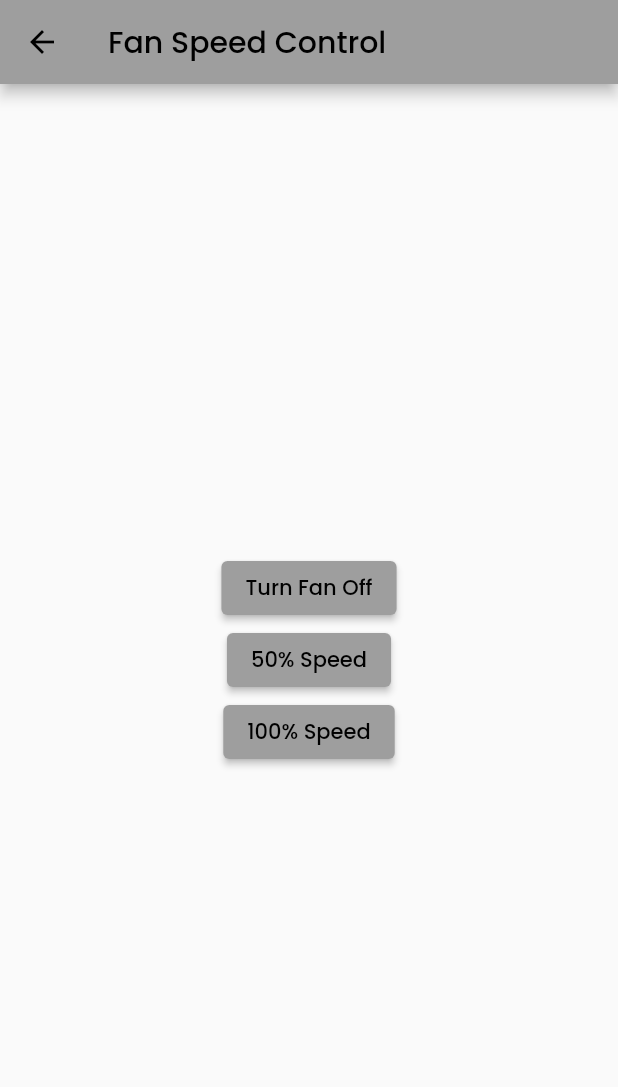
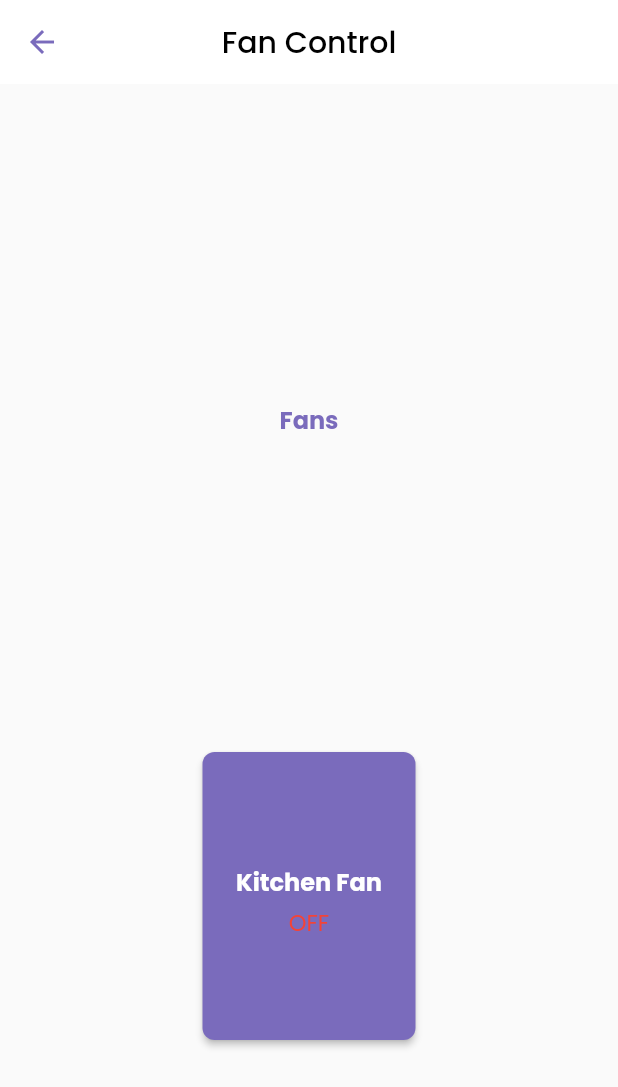
Before and after one commit to prasnaaryal/intruderdetection, a Flutter app: the Dashboard screen opened by its route, after a tap on "Fan", on a phone screen of 412 x 824 dp. Shown: the top 1087 px of the screen. Run offline on Flutter 3.47's test engine with Material 2 defaults, Android fonts, the light colour scheme and no system bars; drawn by our look-alikes of loader_overlay; our stand-ins replace cloud_firestore, firebase_auth, firebase_core, firebase_database, firebase_messaging, firebase_storage and 6 more; accounts and stored records are empty.

```diff
--- a/lib/Screens/Fan.dart
+++ b/lib/Screens/Fan.dart
@@ -1,60 +1,146 @@
-import 'package:firebase_core/firebase_core.dart';
 import 'package:firebase_database/firebase_database.dart';
 import 'package:flutter/material.dart';
 
-void main() async {
-  WidgetsFlutterBinding.ensureInitialized();
-  await Firebase.initializeApp();
-  runApp(MyApp());
+import 'dashboard.dart';
+
+class FanControlPage extends StatefulWidget {
+  @override
+  State<FanControlPage> createState() => _FanControlPageState();
 }
 
-class MyApp extends StatelessWidget {
-  @override
-  Widget build(BuildContext context) {
-    return MaterialApp(
-      home: FanControlScreen(),
-    );
-  }
-}
+class _FanControlPageState extends State<FanControlPage> {
+  bool kitchenFanOn = false;
+  String kitchenFan = 'OFF';
 
-class FanControlScreen extends StatelessWidget {
-  final DatabaseReference _fanSpeedRef =
-      FirebaseDatabase.instance.reference().child('fan').child('speed');
-
-  void _setFanSpeed(int speed) {
-    // Update the fan speed value in Firebase
-    _fanSpeedRef.set(speed);
+  void sendKitchenFanStatusToFirebase(String status) {
+    DatabaseReference databaseReference = FirebaseDatabase.instance
+        .reference()
+        .child('FanControl')
+        .child('FanStatus');
+    databaseReference.set(status);
   }
 
   @override
   Widget build(BuildContext context) {
     return Scaffold(
       appBar: AppBar(
-        title: Text("Fan Speed Control"),
+        elevation: 0,
+        backgroundColor: Colors.white,
+        centerTitle: true,
+        title: Text(
+          'Fan Control',
+        ),
         leading: IconButton(
-          icon: Icon(Icons.arrow_back),
+          icon: const Icon(
+            Icons.arrow_back,
+            color: Color(0xFF7a6bbc),
+          ),
           onPressed: () {
-            Navigator.pop(context);
+            Navigator.push(
+              context,
+              MaterialPageRoute(
+                builder: (context) => Dashboard(),
+              ),
+            );
           },
         ),
       ),
-      body: Center(
-        child: Column(
-          mainAxisAlignment: MainAxisAlignment.center,
-          children: [
-            ElevatedButton(
-              onPressed: () => _setFanSpeed(0), // Turn fan off
-              child: Text('Turn Fan Off'),
+      body: Column(
+        mainAxisAlignment: MainAxisAlignment.spaceEvenly,
+        crossAxisAlignment: CrossAxisAlignment.stretch,
+        children: [
+          SizedBox(
+            width: 100.0,
+            height: 200.0,
+            child: Column(
+              mainAxisAlignment: MainAxisAlignment.center,
+              children: [
+                SizedBox(height: 18.0),
+                Text(
+                  "Fans",
+                  style: TextStyle(
+                    fontWeight: FontWeight.bold,
+                    fontSize: 16,
+                    color: Color(0xFF7a6bbc),
+                  ),
+                ),
+              ],
             ),
-            ElevatedButton(
-              onPressed: () => _setFanSpeed(128), // Set fan speed to 50%
-              child: Text('50% Speed'),
+          ),
+          Padding(
+            padding: EdgeInsets.all(12.0),
+            child: Wrap(
+              alignment: WrapAlignment.center,
+              spacing: 10.0,
+              runSpacing: 10.0,
+              children: [
+                FanControlCard(
+                  fanName: "Kitchen Fan",
+                  fanStatus: kitchenFanOn,
+                  onTap: () {
+                    setState(() {
+                      kitchenFanOn = !kitchenFanOn;
+                    });
+
+                    kitchenFan = kitchenFanOn ? 'ON' : 'OFF';
+                    sendKitchenFanStatusToFirebase(kitchenFan);
+                  },
+                ),
+              ],
             ),
-            ElevatedButton(
-              onPressed: () => _setFanSpeed(255), // Set fan speed to 100%
-              child: Text('100% Speed'),
-            ),
-          ],
+          ),
+        ],
+      ),
+    );
+  }
+}
+
+class FanControlCard extends StatelessWidget {
+  final String fanName;
+  final bool fanStatus;
+  final VoidCallback onTap;
+
+  const FanControlCard({
+    required this.fanName,
+    required this.fanStatus,
+    required this.onTap,
+  });
+
+  @override
+  Widget build(BuildContext context) {
+    return SizedBox(
+      width: 150.0,
+      height: 200.0,
+      child: Card(
+        color: Color(0xFF7a6bbc),
+        elevation: 2.0,
+        shape: RoundedRectangleBorder(
+          borderRadius: BorderRadius.circular(8.0),
+        ),
+        child: InkWell(
+          onTap: onTap,
+          child: Column(
+            mainAxisAlignment: MainAxisAlignment.center,
+            children: [
+              SizedBox(height: 8.0),
+              Text(
+                fanName,
+                style: TextStyle(
+                  fontWeight: FontWeight.bold,
+                  fontSize: 16,
+                  color: fanStatus ? Colors.yellow : Colors.white,
+                ),
+              ),
+              SizedBox(height: 4.0),
+              Text(
+                fanStatus ? 'ON' : 'OFF',
+                style: TextStyle(
+                  fontSize: 15,
+                  color: fanStatus ? Colors.green : Colors.red,
+                ),
+              ),
+            ],
+          ),
         ),
       ),
     );
--- a/lib/Screens/dashboard.dart
+++ b/lib/Screens/dashboard.dart
@@ -168,7 +168,7 @@ class _DashboardState extends State<Dashboard> {
                               // Button Intruder Face Recognition action
                               Navigator.of(context).pushReplacement(
                                 MaterialPageRoute(
-                                  builder: (context) => FanControlScreen(),
+                                  builder: (context) => FanControlPage(),
                                 ),
                               );
                             },
--- a/pubspec.yaml
+++ b/pubspec.yaml
@@ -62,6 +62,11 @@ dependencies:
 dev_dependencies:
   flutter_test:
     sdk: flutter
+  flutter_launcher_icons: ^0.13.1
+flutter_icons:
+  android: "launcher_icon"
+  ios: true
+  image_path: "assets/images/logo.png"
 
   # The "flutter_lints" package below contains a set of recommended lints to
   # encourage good coding practices. The lint set provided by the package is
```
Also changed, not shown: pubspec.lock, 27 other files.
